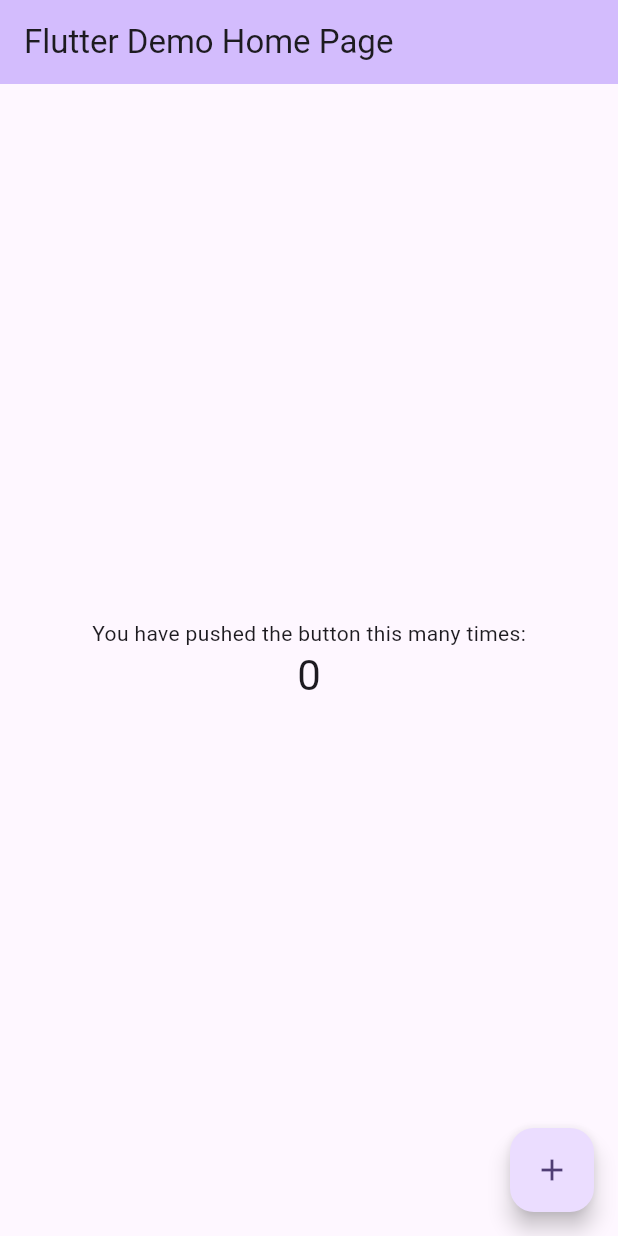
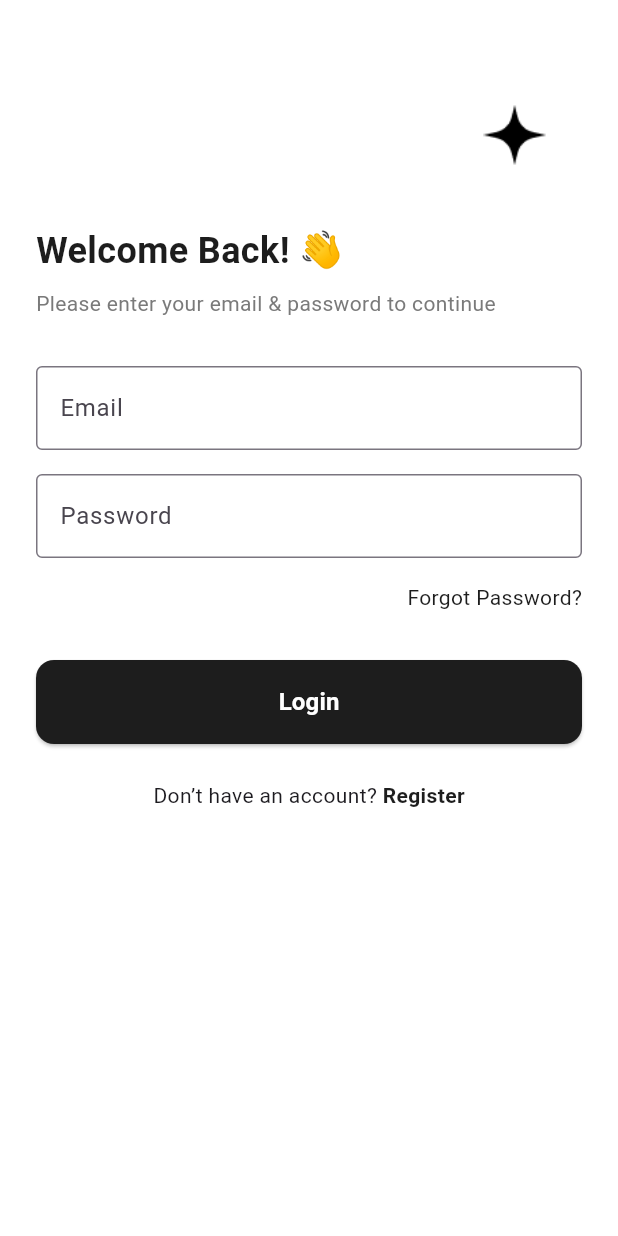
Before and after one commit to adnsyhh/InnoRide-Project, a Flutter app: the screen it shows after launch, on a phone screen of 412 x 824 dp. Run offline on Flutter 3.47's test engine with Material 3 defaults, Android fonts, the phone set to English and light mode, and no system bars; our stand-ins replace shared_preferences; Roboto replaces fonts that are missing (Poppins).

Commit message:
feat: update login & home screen, add api_service, update pubspec

```diff
--- /dev/null
+++ b/mobile/lib/core/api_service.dart
@@ -0,0 +1,28 @@
+import 'dart:convert';
+import 'package:http/http.dart' as http;
+
+class ApiService {
+  static const String baseUrl = 'http://10.0.2.2:8000/api'; // ganti sesuai device kamu
+
+  static Future<Map<String, dynamic>?> login(String email, String password) async {
+    try {
+      final response = await http
+          .post(
+            Uri.parse('$baseUrl/login'),
+            headers: {'Content-Type': 'application/json'},
+            body: jsonEncode({'email': email, 'password': password}),
+          )
+          .timeout(const Duration(seconds: 10));
+
+      if (response.statusCode == 200) {
+        return jsonDecode(response.body);
+      } else {
+        print('Login gagal: ${response.body}');
+        return null;
+      }
+    } catch (e) {
+      print('Error login: $e');
+      return null;
+    }
+  }
+}
--- a/mobile/lib/main.dart
+++ b/mobile/lib/main.dart
@@ -1,122 +1,30 @@
 import 'package:flutter/material.dart';
+import 'screens/login_screen.dart';
+import 'screens/home_screen.dart';
 
 void main() {
-  runApp(const MyApp());
+  runApp(const InnoRideApp());
 }
 
-class MyApp extends StatelessWidget {
-  const MyApp({super.key});
+class InnoRideApp extends StatelessWidget {
+  const InnoRideApp({super.key});
 
-  // This widget is the root of your application.
   @override
   Widget build(BuildContext context) {
     return MaterialApp(
-      title: 'Flutter Demo',
+      title: 'InnoRide',
+      debugShowCheckedModeBanner: false,
       theme: ThemeData(
-        // This is the theme of your application.
-        //
-        // TRY THIS: Try running your application with "flutter run". You'll see
-        // the application has a purple toolbar. Then, without quitting the app,
-        // try changing the seedColor in the colorScheme below to Colors.green
-        // and then invoke "hot reload" (save your changes or press the "hot
-        // reload" button in a Flutter-supported IDE, or press "r" if you used
-        // the command line to start the app).
-        //
-        // Notice that the counter didn't reset back to zero; the application
-        // state is not lost during the reload. To reset the state, use hot
-        // restart instead.
-        //
-        // This works for code too, not just values: Most code changes can be
-        // tested with just a hot reload.
         colorScheme: ColorScheme.fromSeed(seedColor: Colors.deepPurple),
+        useMaterial3: true,
+        fontFamily: 'Poppins',
       ),
-      home: const MyHomePage(title: 'Flutter Demo Home Page'),
+      initialRoute: '/login',
+      routes: {
+        '/login': (context) => const LoginScreen(),
+        '/home': (context) => const HomeScreen(),
+        // '/register': (context) => const RegisterScreen(),
+      },
     );
   }
 }
-
-class MyHomePage extends StatefulWidget {
-  const MyHomePage({super.key, required this.title});
-
-  // This widget is the home page of your application. It is stateful, meaning
-  // that it has a State object (defined below) that contains fields that affect
-  // how it looks.
-
-  // This class is the configuration for the state. It holds the values (in this
-  // case the title) provided by the parent (in this case the App widget) and
-  // used by the build method of the State. Fields in a Widget subclass are
-  // always marked "final".
-
-  final String title;
-
-  @override
-  State<MyHomePage> createState() => _MyHomePageState();
-}
-
-class _MyHomePageState extends State<MyHomePage> {
-  int _counter = 0;
-
-  void _incrementCounter() {
-    setState(() {
-      // This call to setState tells the Flutter framework that something has
-      // changed in this State, which causes it to rerun the build method below
-      // so that the display can reflect the updated values. If we changed
-      // _counter without calling setState(), then the build method would not be
-      // called again, and so nothing would appear to happen.
-      _counter++;
-    });
-  }
-
-  @override
-  Widget build(BuildContext context) {
-    // This method is rerun every time setState is called, for instance as done
-    // by the _incrementCounter method above.
-    //
-    // The Flutter framework has been optimized to make rerunning build methods
-    // fast, so that you can just rebuild anything that needs updating rather
-    // than having to individually change instances of widgets.
-    return Scaffold(
-      appBar: AppBar(
-        // TRY THIS: Try changing the color here to a specific color (to
-        // Colors.amber, perhaps?) and trigger a hot reload to see the AppBar
-        // change color while the other colors stay the same.
-        backgroundColor: Theme.of(context).colorScheme.inversePrimary,
-        // Here we take the value from the MyHomePage object that was created by
-        // the App.build method, and use it to set our appbar title.
-        title: Text(widget.title),
-      ),
-      body: Center(
-        // Center is a layout widget. It takes a single child and positions it
-        // in the middle of the parent.
-        child: Column(
-          // Column is also a layout widget. It takes a list of children and
-          // arranges them vertically. By default, it sizes itself to fit its
-          // children horizontally, and tries to be as tall as its parent.
-          //
-          // Column has various properties to control how it sizes itself and
-          // how it positions its children. Here we use mainAxisAlignment to
-          // center the children vertically; the main axis here is the vertical
-          // axis because Columns are vertical (the cross axis would be
-          // horizontal).
-          //
-          // TRY THIS: Invoke "debug painting" (choose the "Toggle Debug Paint"
-          // action in the IDE, or press "p" in the console), to see the
-          // wireframe for each widget.
-          mainAxisAlignment: MainAxisAlignment.center,
-          children: <Widget>[
-            const Text('You have pushed the button this many times:'),
-            Text(
-              '$_counter',
-              style: Theme.of(context).textTheme.headlineMedium,
-            ),
-          ],
-        ),
-      ),
-      floatingActionButton: FloatingActionButton(
-        onPressed: _incrementCounter,
-        tooltip: 'Increment',
-        child: const Icon(Icons.add),
-      ), // This trailing comma makes auto-formatting nicer for build methods.
-    );
-  }
-}
--- /dev/null
+++ b/mobile/lib/screens/login_screen.dart
@@ -0,0 +1,148 @@
+import 'package:flutter/material.dart';
+import 'package:shared_preferences/shared_preferences.dart';
+import '../core/api_service.dart';
+
+class LoginScreen extends StatefulWidget {
+  const LoginScreen({super.key});
+
+  @override
+  State<LoginScreen> createState() => _LoginScreenState();
+}
+
+class _LoginScreenState extends State<LoginScreen> {
+  final TextEditingController emailController = TextEditingController();
+  final TextEditingController passwordController = TextEditingController();
+  bool isLoading = false;
+
+  void _handleLogin() async {
+    setState(() => isLoading = true);
+
+    final result = await ApiService.login(
+      emailController.text,
+      passwordController.text,
+    );
+
+    print("RESULT LOGIN: $result");
+
+    setState(() => isLoading = false);
+
+    if (result != null && result['token'] != null) {
+      final prefs = await SharedPreferences.getInstance();
+      await prefs.setString('token', result['token']);
+
+      Navigator.pushReplacementNamed(context, '/home');
+    } else {
+      ScaffoldMessenger.of(context).showSnackBar(
+        const SnackBar(content: Text("Login gagal, periksa email & password")),
+      );
+    }
+  }
+
+  @override
+  Widget build(BuildContext context) {
+    return Scaffold(
+      backgroundColor: const Color(0xFFFFFFFF),
+      body: SafeArea(
+        child: Padding(
+          padding: const EdgeInsets.symmetric(horizontal: 24.0),
+          child: Column(
+            crossAxisAlignment: CrossAxisAlignment.start,
+            children: [
+              const SizedBox(height: 40),
+              Align(
+                alignment: Alignment.topRight,
+                child: Padding(
+                  padding: EdgeInsets.only(
+                    top: 30,
+                    right: 24,
+                  ), // bisa atur sendiri
+                  child: Image.asset('assets/images/Star.png', height: 40),
+                ),
+              ),
+              const SizedBox(height: 40),
+              const Text(
+                'Welcome Back! 👋',
+                style: TextStyle(
+                  fontSize: 24,
+                  fontWeight: FontWeight.bold,
+                  color: Color(0xFF1D1D1D),
+                ),
+              ),
+              const SizedBox(height: 8),
+              const Text(
+                'Please enter your email & password to continue',
+                style: TextStyle(fontSize: 14, color: Color(0xFF7A7A7A)),
+              ),
+              const SizedBox(height: 32),
+              TextField(
+                controller: emailController,
+                decoration: const InputDecoration(
+                  labelText: 'Email',
+                  border: OutlineInputBorder(),
+                ),
+              ),
+              const SizedBox(height: 16),
+              TextField(
+                controller: passwordController,
+                obscureText: true,
+                decoration: const InputDecoration(
+                  labelText: 'Password',
+                  border: OutlineInputBorder(),
+                ),
+              ),
+              const SizedBox(height: 16),
+              Row(
+                mainAxisAlignment: MainAxisAlignment.end,
+                children: const [
+                  Text(
+                    'Forgot Password?',
+                    style: TextStyle(color: Color(0xFF1D1D1D), fontSize: 14),
+                  ),
+                ],
+              ),
+              const SizedBox(height: 32),
+              SizedBox(
+                width: double.infinity,
+                height: 56,
+                child: ElevatedButton(
+                  style: ElevatedButton.styleFrom(
+                    backgroundColor: const Color(0xFF1D1D1D),
+                    shape: RoundedRectangleBorder(
+                      borderRadius: BorderRadius.circular(12),
+                    ),
+                  ),
+                  onPressed: isLoading ? null : _handleLogin,
+                  child:
+                      isLoading
+                          ? const CircularProgressIndicator(color: Colors.white)
+                          : const Text(
+                            'Login',
+                            style: TextStyle(
+                              color: Colors.white,
+                              fontSize: 16,
+                              fontWeight: FontWeight.bold,
+                            ),
+                          ),
+                ),
+              ),
+              const SizedBox(height: 24),
+              Row(
+                mainAxisAlignment: MainAxisAlignment.center,
+                children: const [
+                  Text('Don’t have an account? '),
+                  Text(
+                    'Register',
+                    style: TextStyle(
+                      color: Color(0xFF1D1D1D),
+                      fontWeight: FontWeight.bold,
+                    ),
+                  ),
+                ],
+              ),
+            ],
+          ),
+        ),
+      ),
+    );
+  }
+}
```
Also changed, not shown: mobile/lib/screens/home_screen.dart (added, +139 -0 lines), mobile/pubspec.yaml (+5 -2 lines), mobile/assets/images/Star.png (added), mobile/pubspec.lock, 2 other files.
